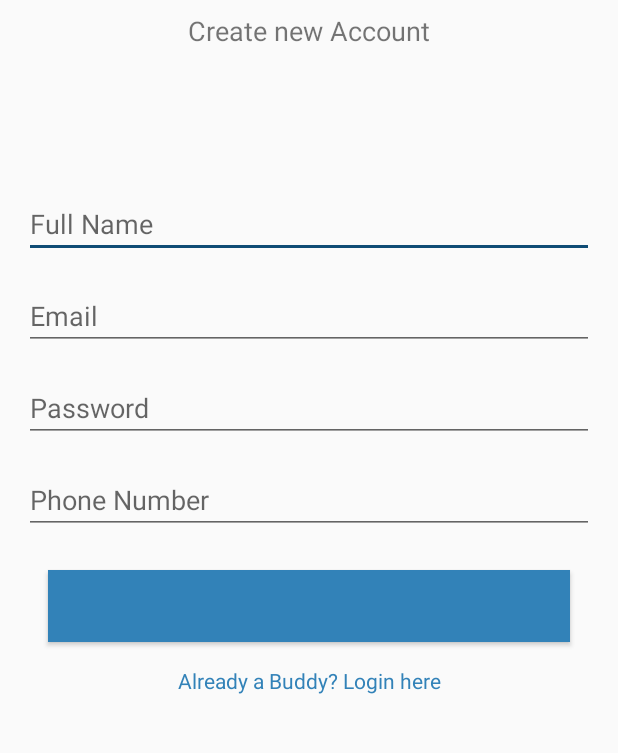
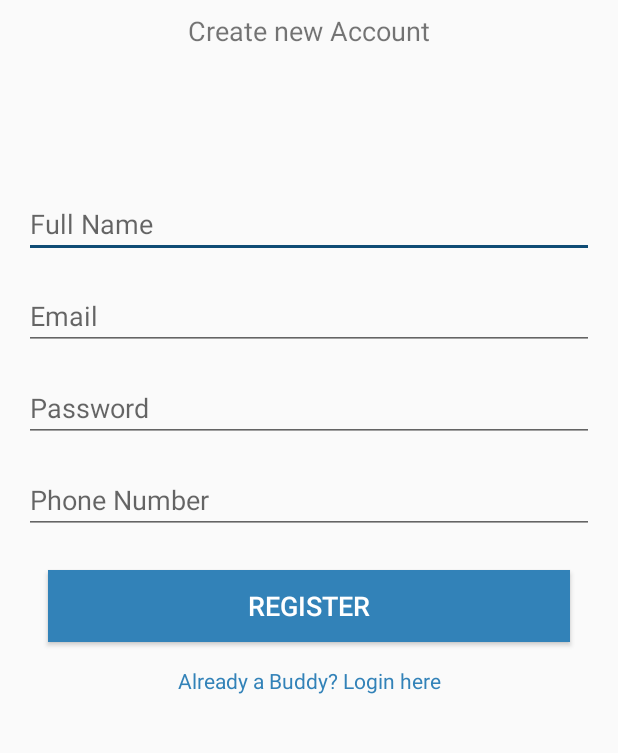
Before and after one commit to SahanChan/TravelBuddy-New, an Android app: the Register screen opened directly, with no data from a screen before it, on a phone screen of 412 x 824 dp, the part 287-1040 px from its top. Run offline under Robolectric (Android 15) with nearby library versions, the phone set to English and light mode, and no system bars; our stand-ins replace Firebase (no records; nobody signed in at launch, a user with empty details on screens opened directly).

Commit message:
RegisterLogin

```diff
--- a/app/build.gradle
+++ b/app/build.gradle
@@ -1,5 +1,6 @@
 plugins {
     id 'com.android.application'
+    id 'com.google.gms.google-services'
 }
 
 android {
@@ -36,6 +37,7 @@ dependencies {
     implementation 'androidx.navigation:navigation-fragment:2.3.1'
     implementation 'androidx.navigation:navigation-ui:2.3.1'
     implementation 'androidx.lifecycle:lifecycle-extensions:2.2.0'
+    implementation 'com.google.firebase:firebase-auth:19.4.0'
     testImplementation 'junit:junit:4.+'
     androidTestImplementation 'androidx.test.ext:junit:1.1.2'
     androidTestImplementation 'androidx.test.espresso:espresso-core:3.3.0'
--- a/app/src/main/java/com/example/travelbuddy/Register.java
+++ b/app/src/main/java/com/example/travelbuddy/Register.java
@@ -1,14 +1,105 @@
 package com.example.travelbuddy;
 
+import android.content.Intent;
 import android.os.Bundle;
+import android.text.TextUtils;
+import android.util.Patterns;
+import android.view.View;
+import android.widget.Button;
+import android.widget.EditText;
+import android.widget.ProgressBar;
+import android.widget.TextView;
+import android.widget.Toast;
 
+import androidx.annotation.NonNull;
 import androidx.appcompat.app.AppCompatActivity;
+
+import com.google.android.gms.tasks.OnCompleteListener;
+import com.google.android.gms.tasks.Task;
+import com.google.firebase.auth.AuthResult;
+import com.google.firebase.auth.FirebaseAuth;
 
 public class Register extends AppCompatActivity {
 
+
+    EditText mFullName, mEmail,mPassword, mPhone;
+    Button mRegisterBtn;
+    TextView mLoginLink;
+    FirebaseAuth fAuth;
+    ProgressBar progressBar;
     @Override
     protected void onCreate(Bundle savedInstanceState) {
         super.onCreate(savedInstanceState);
         setContentView(R.layout.activity_register);
+
+        mFullName=findViewById(R.id.fullName);
+        mEmail = findViewById(R.id.emailAddress);
+        mPassword =findViewById(R.id.password);
+        mPhone = findViewById(R.id.phoneNumber);
+        mRegisterBtn = findViewById(R.id.registerBtn);
+        mLoginLink = findViewById(R.id.loginLink);
+        fAuth = FirebaseAuth.getInstance();
+
+        progressBar = findViewById(R.id.progressBar);
+
+        mLoginLink.setOnClickListener(new View.OnClickListener() {
+            @Override
+            public void onClick(View view) {
+                startActivity(new Intent(getApplicationContext(),Login.class));
+            }
+        });
+
+        if(fAuth.getCurrentUser() != null){
+            startActivity(new Intent(getApplicationContext(),Social.class));
+        }
+
+        mRegisterBtn.setOnClickListener(new View.OnClickListener() {
+            @Override
+            public void onClick(View view) {
+                String email = mEmail.getText().toString().trim();
+                String password = mPassword.getText().toString().trim();
+                String phoneNum = mPhone.getText().toString().trim();
+
+                if(TextUtils.isEmpty(email)){
+                    mEmail.setError("Email is required");
+                    return;
+                }
+                if(!Patterns.EMAIL_ADDRESS.matcher(email).matches()){
+                    mEmail.setError("Please enter valid email format");
+                    return;
+
+                }
+                if(TextUtils.isEmpty(password)){
+                    mPassword.setError("Password is required");
+                    return;
+                }
+                if(password.length()<6){
+                    mPassword.setError("Password must be greater than 6 characters long");
+                    return;
+                }
+                if(phoneNum.length() != 10 || phoneNum.length()!=11){
+                    mPhone.setError("Phone Number not valid");
+                    return;
+                }
+
+                progressBar.setVisibility(View.VISIBLE);
+
+                fAuth.createUserWithEmailAndPassword(email,password).addOnCompleteListener(new OnCompleteListener<AuthResult>() {
+                    @Override
+                    public void onComplete(@NonNull Task<AuthResult> task) {
+                        if(task.isSuccessful()){
+                            Toast.makeText(Register.this, "Account Created", Toast.LENGTH_SHORT).show();
+                            startActivity(new Intent(getApplicationContext(),Social.class));
+                        }
+                        else{
+                            Toast.makeText(Register.this, "Error Registering", Toast.LENGTH_SHORT).show();
+                            progressBar.setVisibility(View.INVISIBLE)   ;
+                        }
+                    }
+                });
+            }
+        });
+
+
     }
 }
--- a/app/src/main/res/layout/activity_register.xml
+++ b/app/src/main/res/layout/activity_register.xml
@@ -75,6 +75,7 @@
         app:layout_constraintTop_toBottomOf="@+id/emailAddress" />
 
     <EditText
+
         android:id="@+id/phoneNumber"
         android:layout_width="0dp"
         android:layout_height="wrap_content"
@@ -83,7 +84,7 @@
         android:layout_marginEnd="16dp"
         android:ems="10"
         android:hint="Phone Number"
-        android:inputType="textPersonName"
+        android:inputType="number"
 
         app:layout_constraintEnd_toEndOf="parent"
         app:layout_constraintStart_toStartOf="parent"
@@ -97,7 +98,9 @@
         android:layout_marginTop="24dp"
         android:layout_marginEnd="32dp"
         android:background="@color/colorPrimary"
-        android:textSize="14sp"
+        android:textSize="18sp"
+        android:textColor="@color/colorWhite"
+        android:text="Register"
         app:layout_constraintEnd_toEndOf="parent"
         app:layout_constraintStart_toStartOf="parent"
         app:layout_constraintTop_toBottomOf="@+id/phoneNumber"
@@ -115,5 +118,16 @@
         app:layout_constraintStart_toStartOf="parent"
         app:layout_constraintTop_toBottomOf="@+id/registerBtn" />
 
+    <ProgressBar
+        android:id="@+id/progressBar"
+        style="?android:attr/progressBarStyle"
+        android:layout_width="wrap_content"
+        android:layout_height="wrap_content"
+        android:layout_marginTop="24dp"
+        android:visibility="invisible"
+        app:layout_constraintEnd_toEndOf="parent"
+        app:layout_constraintStart_toStartOf="parent"
+        app:layout_constraintTop_toBottomOf="@+id/loginLink" />
+
 
 </androidx.constraintlayout.widget.ConstraintLayout>
--- a/build.gradle
+++ b/build.gradle
@@ -6,6 +6,7 @@ buildscript {
     }
     dependencies {
         classpath "com.android.tools.build:gradle:4.1.0"
+        classpath 'com.google.gms:google-services:4.3.3'
 
         // NOTE: Do not place your application dependencies here; they belong
         // in the individual module build.gradle files
```
Also changed, not shown: app/src/main/AndroidManifest.xml (+14 -4 lines), app/src/main/java/com/example/travelbuddy/Login.java (+79 -0 lines), app/src/main/java/com/example/travelbuddy/Settings.java (added, +14 -0 lines), app/src/main/java/com/example/travelbuddy/Social.java (added, +34 -0 lines), app/src/main/res/layout/activity_login.xml (+14 -1 lines), app/src/main/res/layout/activity_settings.xml (added, +9 -0 lines), app/src/main/res/layout/activity_social.xml (added, +33 -0 lines), 1 other file.
